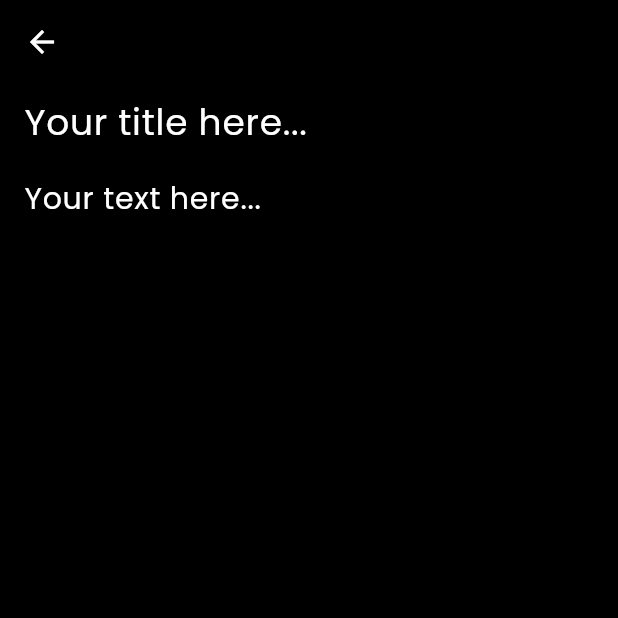
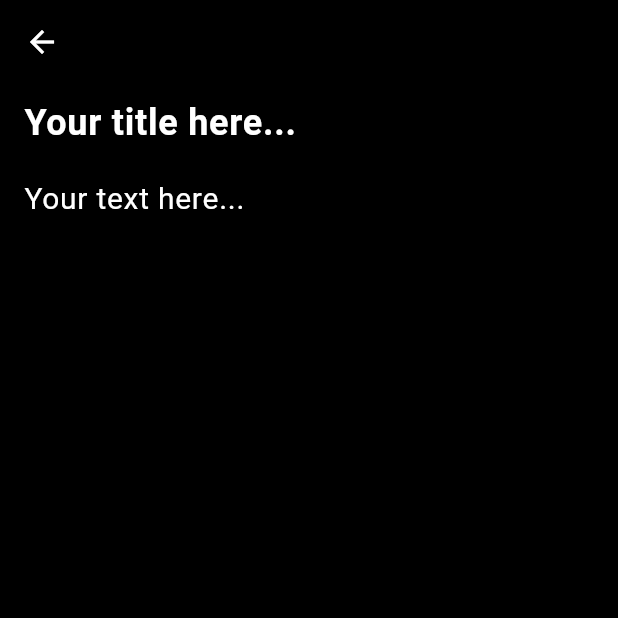
Before and after one commit to thegera4/flutter_notudus_app, a Flutter app: the screen it shows after launch, after a tap on the "add" icon, on a phone screen of 412 x 824 dp, the top half of it. Run offline on Flutter 3.47's test engine with Material 3 defaults, Android fonts, the phone set to English and light mode, and no system bars; our stand-ins replace lottie, sqflite; accounts and stored records are empty.

Commit message:
update: refactored some code and styles

```diff
--- a/lib/res/strings.dart
+++ b/lib/res/strings.dart
@@ -31,5 +31,5 @@ class AppStrings {
   static const String deleteTodo = 'Delete Todo';
   static const String deleteAlertTitleTodo = 'Delete Todo?';
   static const String deleteAlertBodyTodo = 'Are you sure you want to delete this todo?';
-
+  static const String lastModifiedOn = 'Last modified on: ';
 }
--- /dev/null
+++ b/lib/res/text_styles.dart
@@ -0,0 +1,18 @@
+import 'package:flutter/material.dart';
+import 'package:notudus/res/values.dart';
+
+class AppTextStyles {
+
+  static const noteTitle = TextStyle(
+    fontSize: AppValues.noteItemTitleSize,
+    fontWeight: FontWeight.bold,
+  );
+
+  static TextStyle noteInputStyle(double fontSize, FontWeight fontWeight) {
+    return TextStyle(
+      fontSize: fontSize,
+      fontWeight: fontWeight,
+    );
+  }
+
+}
--- a/lib/res/values.dart
+++ b/lib/res/values.dart
@@ -6,6 +6,7 @@ class AppValues {
   static const double noteTextSize = 20;
   static const double alertTitleSize = 24;
   static const double noteItemTitleSize = 18;
+  static const double noteItemDateSize = 10;
 
   // Padding
   static const double smallPadding = 4;
--- a/lib/screens/home_screen.dart
+++ b/lib/screens/home_screen.dart
@@ -1,5 +1,4 @@
 import 'package:flutter/material.dart';
-import 'package:google_fonts/google_fonts.dart';
 import 'package:notudus/res/values.dart';
 import 'package:notudus/screens/notes_list_screen.dart';
 import '../res/strings.dart';
@@ -19,9 +18,9 @@ class _HomeScreenState extends State<HomeScreen> {
   Widget build(BuildContext context) {
     return Scaffold(
       appBar: AppBar(
-        title: Text(
+        title: const Text(
           AppStrings.notes,
-          style: GoogleFonts.poppins(fontSize: AppValues.appbarFontSize),
+          style: TextStyle(fontSize: AppValues.appbarFontSize),
         ),
         actions: [
           IconButton(
--- /dev/null
+++ b/lib/screens/widgets/custom_note_input.dart
@@ -0,0 +1,25 @@
+import 'package:flutter/material.dart';
+
+class CustomNoteInput extends StatelessWidget {
+  const CustomNoteInput({
+    super.key,
+    required this.controller,
+    required this.textStyle,
+    required this.hintText,
+  });
+  final TextEditingController controller;
+  final TextStyle textStyle;
+  final String hintText;
+
+  @override
+  Widget build(BuildContext context) {
+    return TextFormField(
+      controller: controller,
+      style: textStyle,
+      decoration: InputDecoration(
+        hintText: hintText,
+        border: InputBorder.none,
+      ),
+    );
+  }
+}
--- a/lib/screens/widgets/empty_view.dart
+++ b/lib/screens/widgets/empty_view.dart
@@ -1,5 +1,4 @@
 import 'package:flutter/material.dart';
-import 'package:google_fonts/google_fonts.dart';
 import 'package:lottie/lottie.dart';
 import 'package:notudus/res/strings.dart';
 import '../../res/assets.dart';
@@ -13,9 +12,9 @@ class EmptyView extends StatelessWidget {
     return Column(
       children: [
         Lottie.asset(AnimationAssets.empty),
-        Text(
-            AppStrings.noNotes,
-            style: GoogleFonts.poppins(fontSize: AppValues.emptyTextSize),
+        const Text(
+          AppStrings.noNotes,
+          style: TextStyle(fontSize: AppValues.emptyTextSize),
         ),
       ],
     );
--- a/lib/screens/widgets/new_note_form.dart
+++ b/lib/screens/widgets/new_note_form.dart
@@ -1,6 +1,7 @@
 import 'package:flutter/material.dart';
-import 'package:google_fonts/google_fonts.dart';
+import 'package:notudus/res/text_styles.dart';
 import 'package:notudus/res/values.dart';
+import 'package:notudus/screens/widgets/custom_note_input.dart';
 import '../../models/note.dart';
 import '../../res/strings.dart';
 import '../../services/local_db.dart';
@@ -99,21 +100,21 @@ class _NewNoteFormState extends State<NewNoteForm> {
           ),
           child: Column(
             children: [
-              TextFormField(
+              CustomNoteInput(
                 controller: _titleController,
-                style: GoogleFonts.poppins(fontSize: AppValues.noteTitleSize),
-                decoration: const InputDecoration(
-                  hintText: AppStrings.hintTitle,
-                  border: InputBorder.none,
+                textStyle: AppTextStyles.noteInputStyle(
+                    AppValues.noteTitleSize,
+                    FontWeight.bold
                 ),
+                hintText: AppStrings.hintTitle
               ),
-              TextFormField(
-                controller: _noteController,
-                style: GoogleFonts.poppins(fontSize: AppValues.noteTextSize),
-                decoration: const InputDecoration(
-                  hintText: AppStrings.hintText,
-                  border: InputBorder.none,
-                ),
+              CustomNoteInput(
+                  controller: _noteController,
+                  textStyle: AppTextStyles.noteInputStyle(
+                      AppValues.noteTextSize,
+                      FontWeight.normal
+                  ),
+                  hintText: AppStrings.hintText
               ),
             ],
           ),
--- a/pubspec.yaml
+++ b/pubspec.yaml
@@ -12,7 +12,6 @@ dependencies:
     sdk: flutter
 
   cupertino_icons: ^1.0.6
-  google_fonts: ^6.2.1
   lottie: ^3.1.2
   sqflite: ^2.3.3+1
   path: ^1.9.0
```
Also changed, not shown: lib/screens/create_note_screen.dart (+2 -5 lines), lib/screens/widgets/last_modified_on.dart (added, +25 -0 lines), lib/screens/widgets/note_item_preview.dart (added, +19 -0 lines), lib/screens/widgets/note_item_title.dart (added, +18 -0 lines), lib/screens/widgets/notes_grid_item.dart (+8 -19 lines), lib/screens/widgets/notes_list_item.dart (+23 -3 lines), pubspec.lock.
